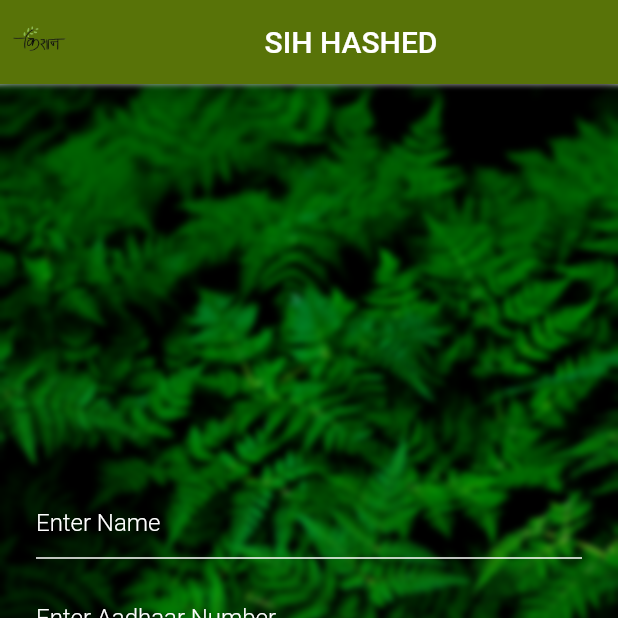
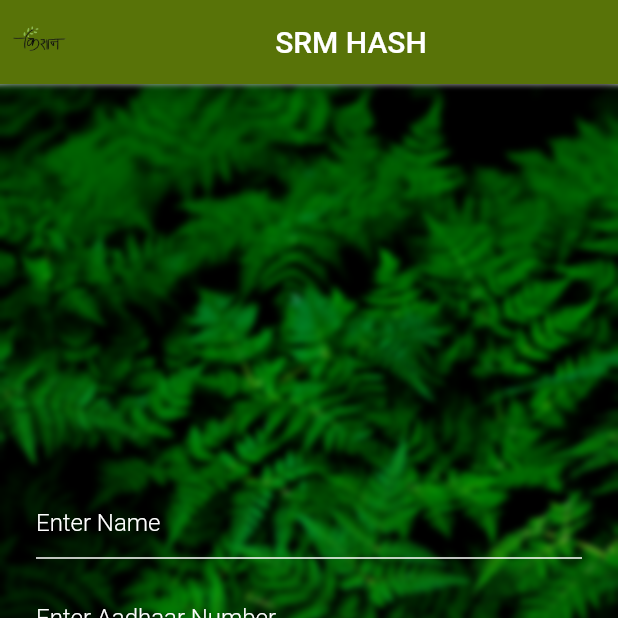
Before and after one commit to himanshu-dxm/SIH-HASHD, a Flutter app: the screen it shows after launch, on a phone screen of 412 x 824 dp, the top half of it. Run offline on Flutter 3.47's test engine with Material 2 defaults, Android fonts, the phone set to English and light mode, and no system bars; our stand-ins replace cloud_firestore, file_picker, firebase_core, firebase_storage, geocoding, geolocator and 3 more; missing offline and left inert: cloud_firestore_platform_interface, flutter_phone_direct_caller, flutter_sms, learning_translate, text_to_speech; accounts and stored records are empty; statements that could not run were skipped.

Commit message:
Login_page sih-srm

```diff
--- a/lib/screens/login_page.dart
+++ b/lib/screens/login_page.dart
@@ -66,7 +66,7 @@ class _LoginPageState extends State<LoginPage> {
     return Scaffold(
       appBar: AppBar(
         backgroundColor: Color(0xff587308),
-        title: Center(child: Text("SIH HASHED")),
+        title: Center(child: Text("SRM HASH")),
         leading: GestureDetector(
           onTap: () {
             Navigator.push(context, MaterialPageRoute(builder: (context)=>TempPage()));
```
